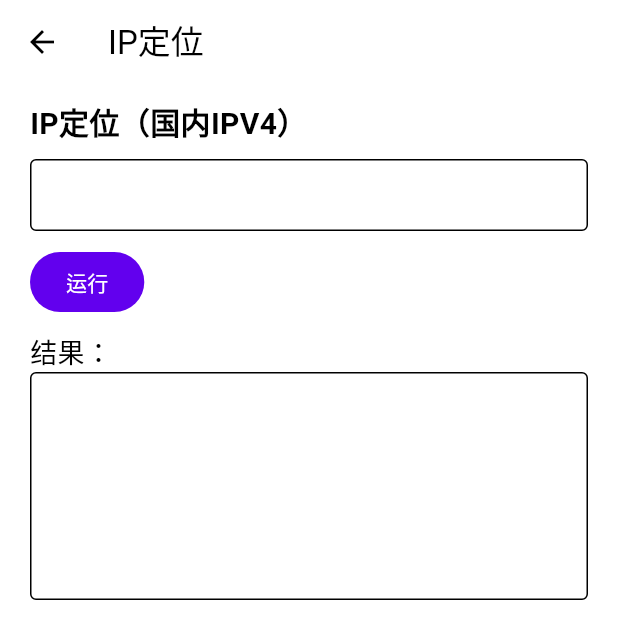
After one commit to Firelands128/amap_webservice, a Flutter app: the screen it shows after launch, after a tap on "IP定位", on a phone screen of 412 x 824 dp. The commit adds this screen. Shown: the top 639 px of the screen. Run offline on Flutter 3.47's test engine with Material 3 defaults, Android fonts, the phone set to English and light mode, and no system bars; our stand-ins replace latlong2; network calls fail.

Commit message:
add "LocationIpServicePage" page in example app

```diff
--- a/example/lib/main.dart
+++ b/example/lib/main.dart
@@ -1,3 +1,4 @@
+import 'package:example/pages/location_ip_service_page.dart';
 import 'package:example/pages/search_poi_service_page.dart';
 import 'package:flutter/material.dart';
 
@@ -43,6 +44,10 @@ class _AppState extends State<App> {
                 SearchPoiServicePage.title,
                 (_) => const SearchPoiServicePage(),
               ),
+              Item(
+                LocationIpServicePage.title,
+                (_) => const LocationIpServicePage(),
+              ),
             ],
           ),
         ),
--- /dev/null
+++ b/example/lib/pages/location_ip_service_page.dart
@@ -0,0 +1,94 @@
+import 'dart:convert';
+
+import 'package:amap_webservice/amap_webservice.dart';
+import 'package:flutter/material.dart';
+
+/// IP定位页面
+class LocationIpServicePage extends StatefulWidget {
+  /// IP定位页面构造函数
+  const LocationIpServicePage({super.key});
+
+  /// IP定位页面标题
+  static const title = 'IP定位';
+
+  @override
+  State<LocationIpServicePage> createState() => _LocationIpServicePageState();
+}
+
+class _LocationIpServicePageState extends State<LocationIpServicePage> {
+  final service = AMapWebService(
+    apiKey: '0e2f6cd577c7b01f2f10e8a8a4cdf153',
+    secretKey: '36b5528aecd3e4aba379e1ef352820fd',
+  );
+  final locationIpController = TextEditingController();
+  final locationIpResultController = TextEditingController();
+
+  void onSearchTextPressed() async {
+    final response = await service.locationIP(ip: locationIpController.text);
+    setState(() {
+      locationIpResultController.text = jsonEncode({
+        "省份": response.province,
+        "城市": response.city,
+        "adcode编码": response.adcode,
+        "所在城市矩形区域范围": response.rectangle,
+      });
+    });
+  }
+
+  @override
+  Widget build(BuildContext context) {
+    return Scaffold(
+      appBar: AppBar(
+        title: const Text(LocationIpServicePage.title),
+      ),
+      body: SingleChildScrollView(
+        child: Padding(
+          padding: const EdgeInsets.symmetric(horizontal: 20, vertical: 10),
+          child: Column(
+            crossAxisAlignment: CrossAxisAlignment.start,
+            children: [
+              const Text(
+                "IP定位（国内IPV4）",
+                style: TextStyle(fontWeight: FontWeight.bold, fontSize: 20),
+              ),
+              Container(
+                margin: const EdgeInsets.only(top: 10),
+                child: TextField(
+                  textAlignVertical: TextAlignVertical.center,
+                  controller: locationIpController,
+                  decoration: const InputDecoration(
+                    isDense: true,
+                    border: OutlineInputBorder(borderSide: BorderSide()),
+                  ),
+                ),
+              ),
+              Container(
+                margin: const EdgeInsets.only(top: 10),
+                child: FilledButton(
+                  onPressed: onSearchTextPressed,
+                  child: const Text("运行"),
+                ),
+              ),
+              Container(
+                margin: const EdgeInsets.only(top: 10),
+                child: Column(
+                  crossAxisAlignment: CrossAxisAlignment.start,
+                  children: [
+                    const Text("结果：", style: TextStyle(fontSize: 18)),
+                    TextField(
+                      decoration: const InputDecoration(border: OutlineInputBorder()),
+                      readOnly: true,
+                      minLines: 5,
+                      maxLines: 5,
+                      controller: locationIpResultController,
+                    ),
+                  ],
+                ),
+              ),
+            ],
+          ),
+        ),
+      ),
+    );
+  }
+}
```
